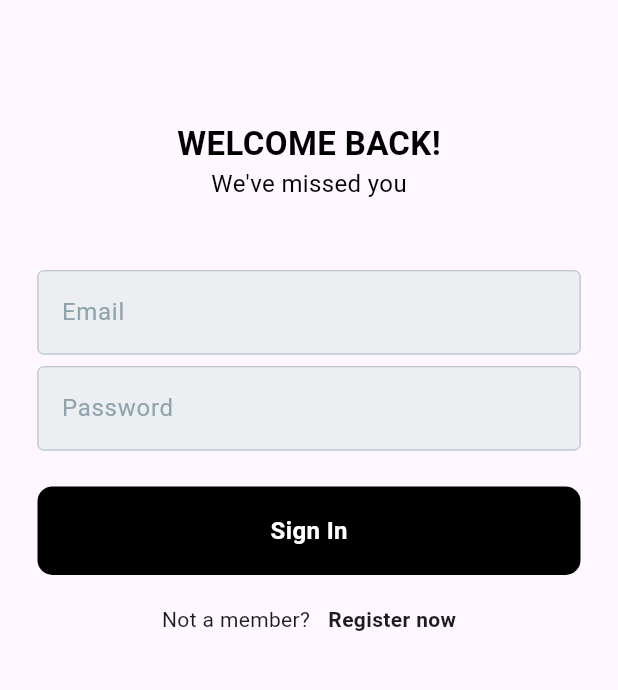
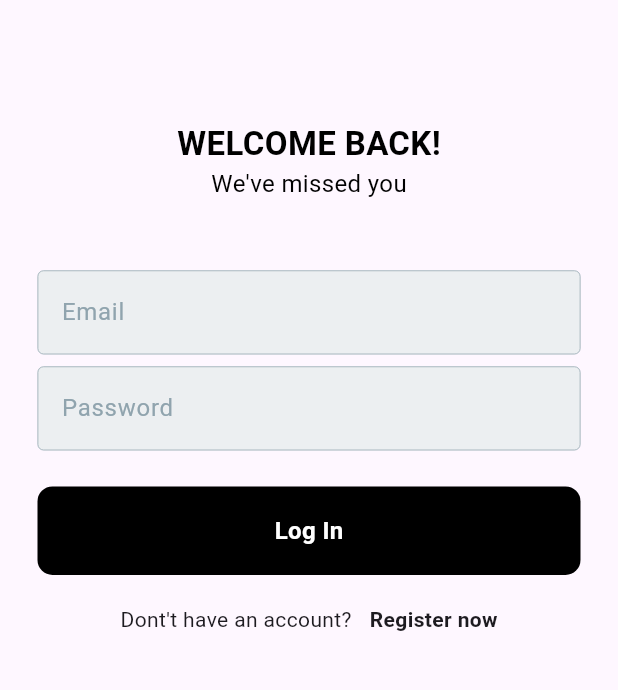
Before and after one commit to algork/gemini_chat_bot, a Flutter app: the screen it shows after launch, on a phone screen of 412 x 824 dp, the part 210-900 px from its top. Run offline on Flutter 3.47's test engine with Material 3 defaults, Android fonts, the phone set to English and light mode, and no system bars; our stand-ins replace cloud_firestore, firebase_auth, firebase_core, google_generative_ai; accounts and stored records are empty.

Commit message:
added loading indicator on button, added confirmation dialog for login

```diff
--- a/lib/pages/login_page.dart
+++ b/lib/pages/login_page.dart
@@ -20,22 +20,30 @@ class LoginPage extends StatefulWidget {
 class _LoginPageState extends State<LoginPage> {
   final TextEditingController emailController = TextEditingController();
   final TextEditingController passwordController = TextEditingController();
+  bool isBusy = false;
 
   @override
   void initState() {
     super.initState();
     emailController.text = '';
     passwordController.text = '';
+    isBusy = false;
   }
 
   @override
   Widget build(BuildContext context) {
     void signIn() async {
+      setState(() {
+        isBusy = true;
+      });
       final authService = Provider.of<AuthService>(context, listen: false);
 
       try {
         await authService.signInWithEmailAndPassword(
             email: emailController.text, password: passwordController.text);
+        setState(() {
+          isBusy = false;
+        });
       } catch (e) {
         ScaffoldMessenger.of(context).showSnackBar(
           SnackBar(
@@ -50,6 +58,9 @@ class _LoginPageState extends State<LoginPage> {
             ),
           ),
         );
+        setState(() {
+          isBusy = false;
+        });
       }
     }
 
@@ -109,14 +120,15 @@ class _LoginPageState extends State<LoginPage> {
                       ),
                       SizedBox(height: 20),
                       GeminiButton(
-                        label: 'Sign In',
+                        isBusy: isBusy,
+                        label: 'Log In',
                         onTap: signIn,
                       ),
                       SizedBox(height: 20),
                       Row(
                         mainAxisAlignment: MainAxisAlignment.center,
                         children: [
-                          Text('Not a member?'),
+                          Text("Dont't have an account?"),
                           SizedBox(width: 12),
                           GestureDetector(
                             onTap: widget.onPageToggle,
--- a/lib/widgets/gemini_button.dart
+++ b/lib/widgets/gemini_button.dart
@@ -3,22 +3,24 @@ import 'package:flutter/material.dart';
 class GeminiButton extends StatelessWidget {
   final String label;
   final IconData? icon;
+  final bool isBusy;
   final void Function() onTap;
   const GeminiButton({
     super.key,
     required this.label,
     this.icon,
     required this.onTap,
+    this.isBusy = false,
   });
 
   @override
   Widget build(BuildContext context) {
     return GestureDetector(
-      onTap: onTap,
+      onTap: isBusy ? null : onTap,
       child: Container(
         padding: EdgeInsets.all(18),
         decoration: BoxDecoration(
-          color: Colors.black,
+          color: isBusy ? Colors.grey.shade200 : Colors.black,
           borderRadius: BorderRadius.circular(10),
         ),
         child: Center(
@@ -34,7 +36,14 @@ class GeminiButton extends StatelessWidget {
                 SizedBox(
                   width: 12,
                 ),
-              Text(
+              isBusy
+                  ? SizedBox(
+                      width: 25,
+                      height: 25,
+                      child: CircularProgressIndicator(
+                        color: Colors.grey.shade500,
+                      ))
+                  : Text(
                       label,
                       style: TextStyle(
                         color: Colors.white,
```
Also changed, not shown: lib/pages/chat_page.dart (+35 -7 lines), lib/pages/register_page.dart (+22 -2 lines). Lines whose indentation alone changed are shown as unchanged.
